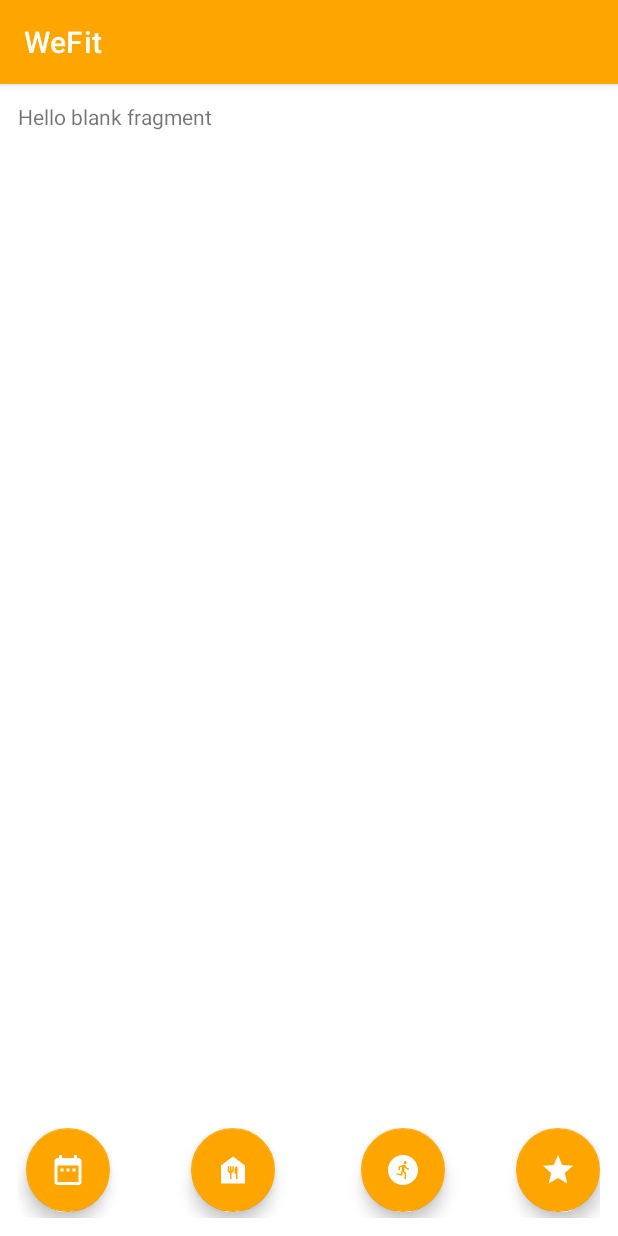
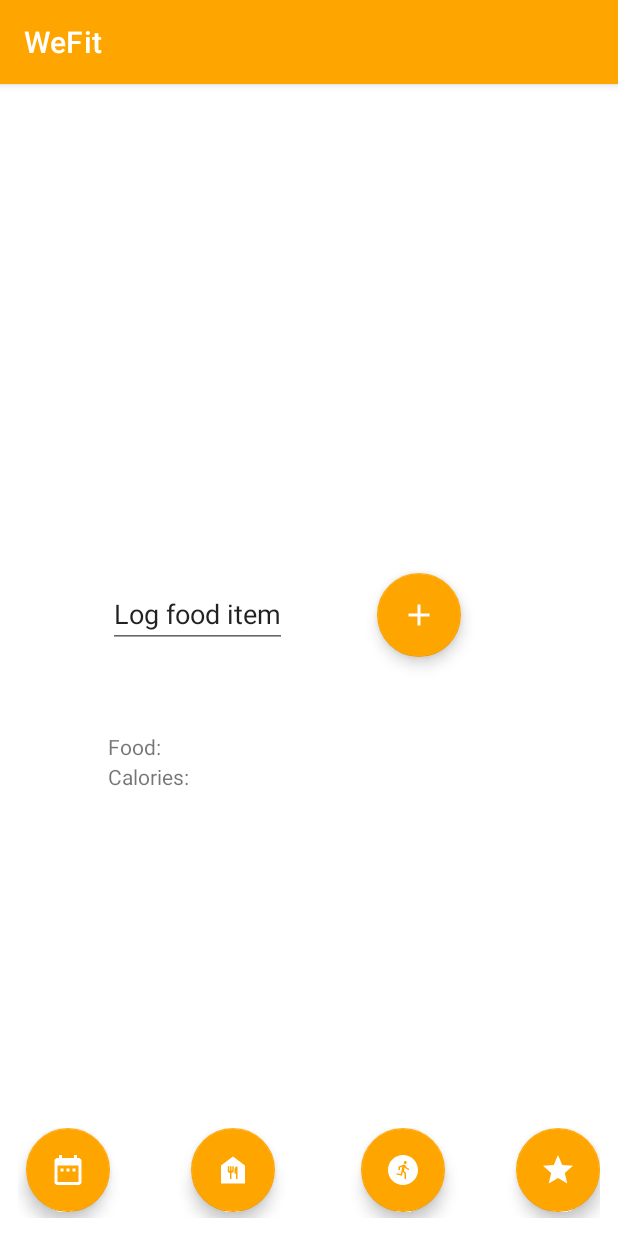
Before and after one commit to ss251/WeFit, an Android app: the DietLogFragment screen opened through its navigation route, on a phone screen of 412 x 824 dp. Run offline under Robolectric (Android 15) with nearby library versions, the phone set to English and light mode, and no system bars; network calls fail; 1 statement that could not run was skipped.

Commit message:
test nutrition api

```diff
--- a/app/build.gradle
+++ b/app/build.gradle
@@ -2,6 +2,7 @@ plugins {
     id 'com.android.application'
     id 'kotlin-android'
     id 'androidx.navigation.safeargs.kotlin'
+    id 'kotlin-parcelize'
 }
 
 android {
@@ -53,4 +54,9 @@ dependencies {
     androidTestImplementation 'androidx.test.ext:junit:1.1.2'
     androidTestImplementation 'androidx.test.espresso:espresso-core:3.3.0'
 
+    //retrofit
+    implementation 'com.squareup.retrofit2:retrofit:2.9.0'
+    implementation 'com.squareup.retrofit2:converter-gson:2.9.0'
+    implementation "androidx.lifecycle:lifecycle-runtime-ktx:2.4.0-alpha01"
+
 }
--- a/app/src/main/AndroidManifest.xml
+++ b/app/src/main/AndroidManifest.xml
@@ -1,6 +1,8 @@
 <?xml version="1.0" encoding="utf-8"?>
 <manifest xmlns:android="http://schemas.android.com/apk/res/android"
     package="edu.uw.ss251.wefit">
+
+    <uses-permission android:name="android.permission.INTERNET" />
 
     <application
         android:allowBackup="true"
--- a/app/src/main/java/edu/uw/ss251/wefit/DietLogFragment.kt
+++ b/app/src/main/java/edu/uw/ss251/wefit/DietLogFragment.kt
@@ -5,10 +5,17 @@ import androidx.fragment.app.Fragment
 import android.view.LayoutInflater
 import android.view.View
 import android.view.ViewGroup
-import edu.uw.ss251.wefit.databinding.FragmentCalendarBinding
+import androidx.lifecycle.lifecycleScope
+import edu.uw.ss251.wefit.WeFitApplication
+
 import edu.uw.ss251.wefit.databinding.FragmentDietLogBinding
+import kotlinx.coroutines.launch
 
 class DietLogFragment : Fragment() {
+
+    private val application by lazy { context?.applicationContext as WeFitApplication }
+    private val dataRepository by lazy {application.dataRepository }
+
     override fun onCreateView(
         inflater: LayoutInflater,
         container: ViewGroup?,
@@ -16,6 +23,16 @@ class DietLogFragment : Fragment() {
     ): View? {
         val binding = FragmentDietLogBinding.inflate(inflater)
 
+        with(binding) {
+            lifecycleScope.launch {
+                val food = dataRepository.getNutrition()
+                binding.food.text = "Food: " + food.query
+
+                val items = dataRepository.getNutrition().items[0].toString()
+                // val item = dataRepository.getFood(items)
+            }
+        }
+
         return binding.root
     }
 }
--- a/app/src/main/java/edu/uw/ss251/wefit/MainActivity.kt
+++ b/app/src/main/java/edu/uw/ss251/wefit/MainActivity.kt
@@ -24,6 +24,9 @@ class MainActivity : AppCompatActivity() {
             ibGoals.setOnClickListener{
                 navController.navigate(NavGraphDirections.actionGlobalGoalsFragment())
             }
+            fbDiet.setOnClickListener{
+                navController.navigate(NavGraphDirections.actionGlobalDietLogFragment())
+            }
         }
     }
 }
--- a/app/src/main/java/edu/uw/ss251/wefit/WeFitApplication.kt
+++ b/app/src/main/java/edu/uw/ss251/wefit/WeFitApplication.kt
@@ -1,9 +1,18 @@
 package edu.uw.ss251.wefit
 
 import android.app.Application
+import android.widget.Toast
+import edu.uw.ss251.wefit.repository.DataRepository
 
 class WeFitApplication: Application() {
+
+	lateinit var dataRepository: DataRepository
+
 	override fun onCreate() {
 		super.onCreate()
+
+		dataRepository = DataRepository()
+
+		Toast.makeText(this, "Dotify loaded", Toast.LENGTH_SHORT).show()
 	}
 }
--- /dev/null
+++ b/app/src/main/java/edu/uw/ss251/wefit/repository/DataRepository.kt
@@ -0,0 +1,41 @@
+package edu.uw.ss251.wefit.repository
+
+import android.os.Bundle
+import androidx.appcompat.app.AppCompatActivity
+import edu.uw.ss251.wefit.DietLogFragment
+import edu.uw.ss251.wefit.databinding.FragmentDietLogBinding.inflate
+import edu.uw.ss251.wefit.model.Diet
+import edu.uw.ss251.wefit.model.Food
+import okhttp3.ResponseBody
+import retrofit2.Call
+import retrofit2.Retrofit
+import retrofit2.converter.gson.GsonConverterFactory
+import retrofit2.http.GET
+import retrofit2.http.Headers
+import retrofit2.http.Path
+
+class DataRepository {
+
+    private val nutritionService = Retrofit.Builder()
+        .baseUrl("https://nutrition-api.esha.com/")
+        .addConverterFactory(GsonConverterFactory.create())
+        .build()
+        .create(NutritionService::class.java)
+    suspend fun getNutrition(): Food = nutritionService.getNutrition()
+
+}
+
+
+interface NutritionService {
+
+    @Headers(value = ["Ocp-Apim-Subscription-Key: 143fd3d6b67c4925b8a23629bfdf44a8"]
+    )
+
+    @GET("foods?query=donut&count=1&start=0&spell=true&")
+    suspend fun getNutrition(): Food
+
+    @GET("food/{uri}")
+    suspend fun getFood(@Path("uri") uri: String): Diet
+
+
+}
--- /dev/null
+++ b/app/src/main/res/drawable/ic_baseline_add_24.xml
@@ -0,0 +1,5 @@
+<vector android:height="24dp" android:tint="#FFFFFF"
+    android:viewportHeight="24" android:viewportWidth="24"
+    android:width="24dp" xmlns:android="http://schemas.android.com/apk/res/android">
+    <path android:fillColor="@android:color/white" android:pathData="M19,13h-6v6h-2v-6H5v-2h6V5h2v6h6v2z"/>
+</vector>
--- a/app/src/main/res/layout/fragment_diet_log.xml
+++ b/app/src/main/res/layout/fragment_diet_log.xml
@@ -1,14 +1,61 @@
 <?xml version="1.0" encoding="utf-8"?>
-<FrameLayout xmlns:android="http://schemas.android.com/apk/res/android"
+<androidx.constraintlayout.widget.ConstraintLayout xmlns:android="http://schemas.android.com/apk/res/android"
+
     xmlns:tools="http://schemas.android.com/tools"
+    xmlns:app="http://schemas.android.com/apk/res-auto"
     android:layout_width="match_parent"
     android:layout_height="match_parent"
     tools:context=".DietLogFragment">
 
     <!-- TODO: Update blank fragment layout -->
+
+    <EditText
+        android:id="@+id/dietText"
+        android:layout_width="wrap_content"
+        android:layout_height="wrap_content"
+        android:text="Log food item"
+        app:layout_constraintBottom_toBottomOf="@+id/addDiet"
+        app:layout_constraintEnd_toStartOf="@+id/addDiet"
+        app:layout_constraintStart_toStartOf="parent"
+        app:layout_constraintTop_toTopOf="@+id/addDiet"
+        app:layout_constraintVertical_bias="0.413"
+        android:autofillHints="Log food item" />
+
+    <com.google.android.material.floatingactionbutton.FloatingActionButton
+        android:id="@+id/addDiet"
+        android:layout_width="wrap_content"
+        android:layout_height="wrap_content"
+        app:layout_constraintBottom_toBottomOf="parent"
+        app:layout_constraintEnd_toEndOf="parent"
+        app:layout_constraintHorizontal_bias="0.721"
+        app:layout_constraintStart_toStartOf="parent"
+        app:layout_constraintTop_toTopOf="parent"
+        android:clickable="true"
+        app:tint="@android:color/white"
+        android:src="@drawable/ic_baseline_add_24"
+        android:focusable="true" />
+
     <TextView
-        android:layout_width="match_parent"
-        android:layout_height="match_parent"
-        android:text="@string/hello_blank_fragment" />
+        android:id="@+id/calories"
+        android:layout_width="wrap_content"
+        android:layout_height="wrap_content"
+        android:layout_marginTop="76dp"
+        android:text="Calories:"
+        app:layout_constraintEnd_toEndOf="@+id/dietText"
+        app:layout_constraintHorizontal_bias="0.0"
+        app:layout_constraintStart_toStartOf="@+id/dietText"
+        app:layout_constraintTop_toBottomOf="@+id/dietText" />
 
-</FrameLayout>
+    <TextView
+        android:id="@+id/food"
+        android:layout_width="wrap_content"
+        android:layout_height="wrap_content"
+        android:layout_marginTop="56dp"
+        android:text="Food:"
+        app:layout_constraintEnd_toEndOf="@+id/dietText"
+        app:layout_constraintHorizontal_bias="0.0"
+        app:layout_constraintStart_toStartOf="@+id/dietText"
+        app:layout_constraintTop_toBottomOf="@+id/dietText" />
+
+
+</androidx.constraintlayout.widget.ConstraintLayout>
```
Also changed, not shown: app/src/main/java/edu/uw/ss251/wefit/model/Diet.kt (added, +10 -0 lines), app/src/main/java/edu/uw/ss251/wefit/model/Food.kt (added, +13 -0 lines), app/src/main/java/edu/uw/ss251/wefit/model/Nutrients.kt (added, +10 -0 lines).
